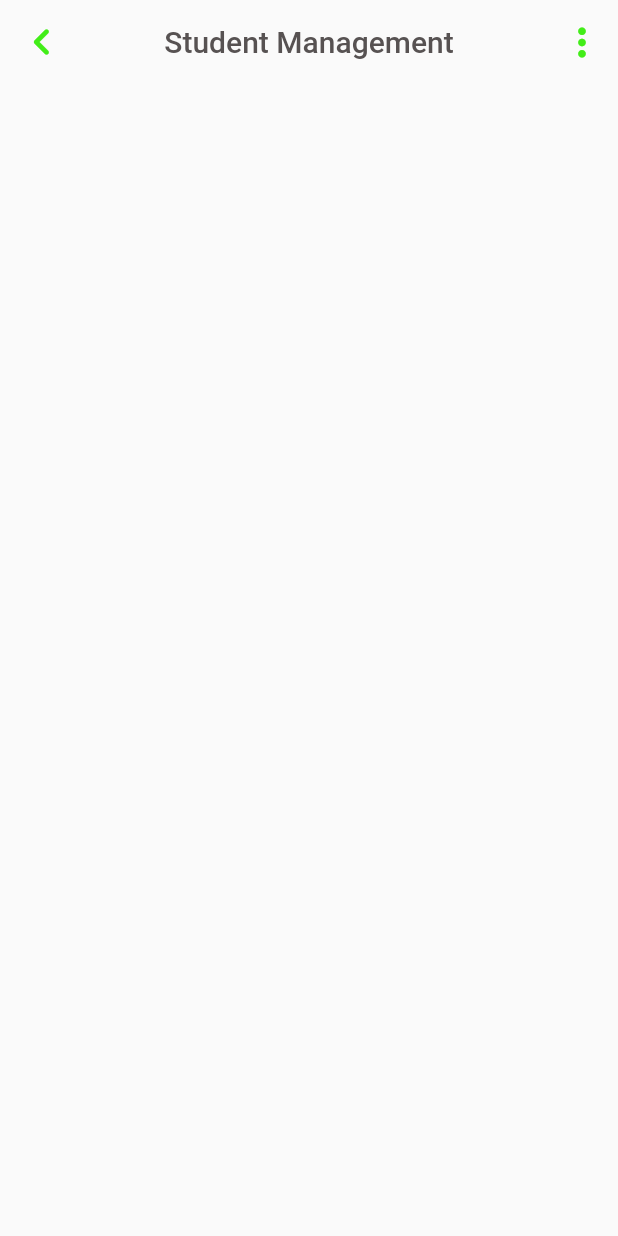
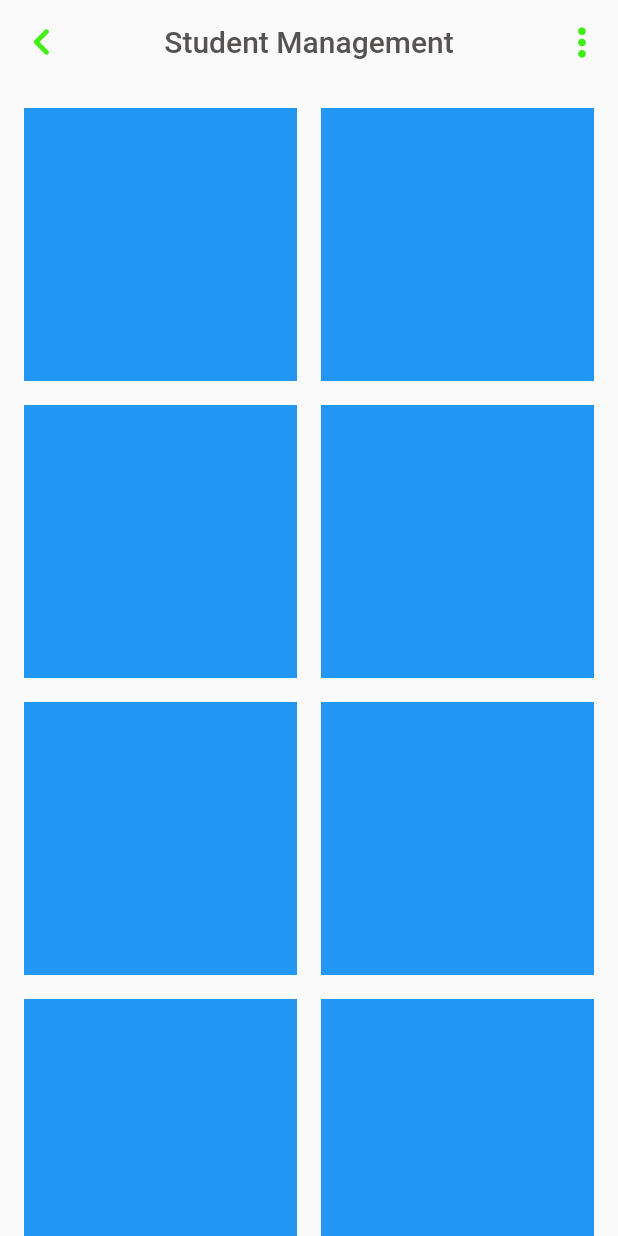
Before and after one commit to marufrobin/firebase_practice, a Flutter app: the screen it shows after launch, on a phone screen of 412 x 824 dp. Run offline on Flutter 3.47's test engine with Material 2 defaults, Android fonts, the phone set to English and light mode, and no system bars; our stand-ins replace cloud_firestore, firebase_core; accounts and stored records are empty.

```diff
--- a/lib/pages/dashboard.dart
+++ b/lib/pages/dashboard.dart
@@ -34,6 +34,18 @@ class _DashBoardState extends State<DashBoard> {
               ))
         ],
       ),
+      body: GridView.count(
+          crossAxisCount: 2,
+          scrollDirection: Axis.vertical,
+          physics: BouncingScrollPhysics(),
+          shrinkWrap: true,
+          padding: EdgeInsets.all(8),
+          children: List.generate(
+              16,
+              (index) => Container(
+                    margin: EdgeInsets.all(8),
+                    color: Colors.blue,
+                  ))),
     );
   }
 }
```
